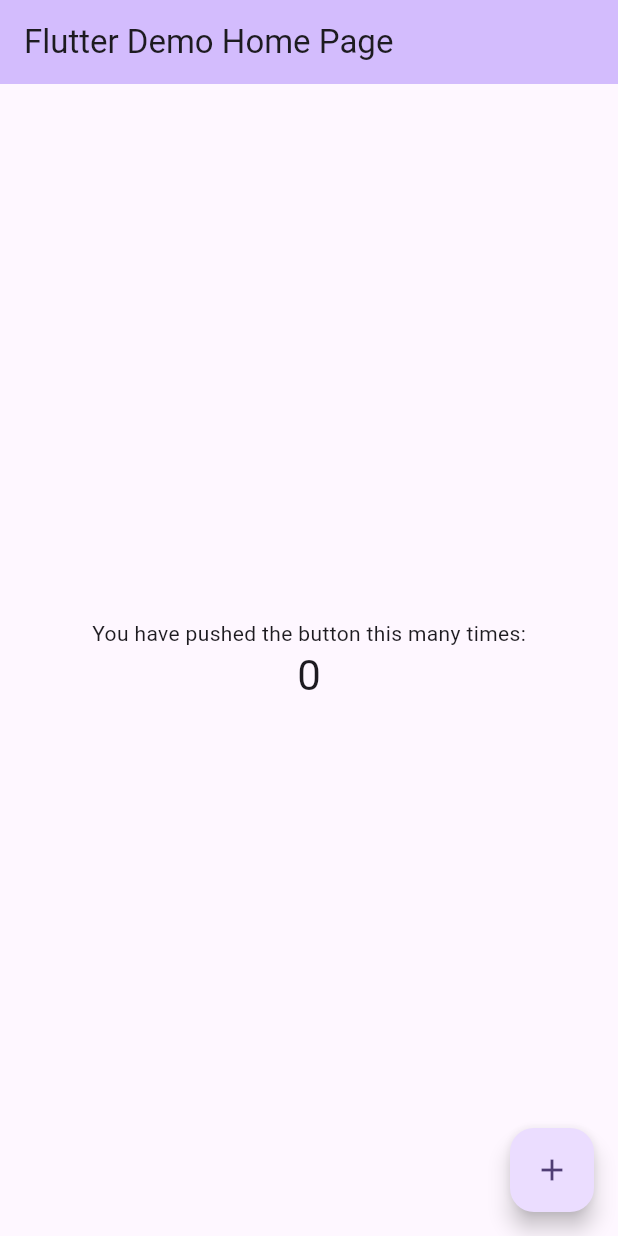
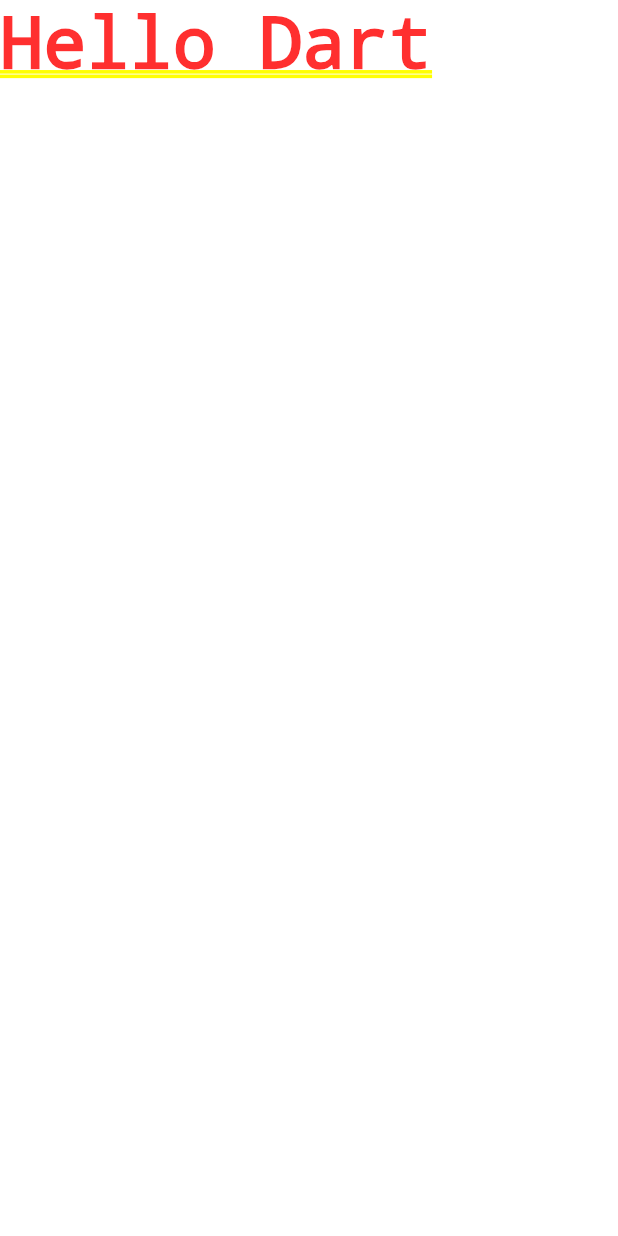
Before and after one commit to shdev96/flutter-dart, a Flutter app: the screen it shows after launch, on a phone screen of 412 x 824 dp. Run offline on Flutter 3.47's test engine with Material 3 defaults, Android fonts, the phone set to English and light mode, and no system bars.

Commit message:
first text

```diff
--- a/lib/main.dart
+++ b/lib/main.dart
@@ -1,125 +1,7 @@
 import 'package:flutter/material.dart';
 
 void main() {
-  runApp(const MyApp());
+  runApp(MaterialApp(
+    home: Text('Hello Dart'),
+  ));
 }
-
-class MyApp extends StatelessWidget {
-  const MyApp({super.key});
-
-  // This widget is the root of your application.
-  @override
-  Widget build(BuildContext context) {
-    return MaterialApp(
-      title: 'Flutter Demo',
-      theme: ThemeData(
-        // This is the theme of your application.
-        //
-        // TRY THIS: Try running your application with "flutter run". You'll see
-        // the application has a purple toolbar. Then, without quitting the app,
-        // try changing the seedColor in the colorScheme below to Colors.green
-        // and then invoke "hot reload" (save your changes or press the "hot
-        // reload" button in a Flutter-supported IDE, or press "r" if you used
-        // the command line to start the app).
-        //
-        // Notice that the counter didn't reset back to zero; the application
-        // state is not lost during the reload. To reset the state, use hot
-        // restart instead.
-        //
-        // This works for code too, not just values: Most code changes can be
-        // tested with just a hot reload.
-        colorScheme: ColorScheme.fromSeed(seedColor: Colors.deepPurple),
-        useMaterial3: true,
-      ),
-      home: const MyHomePage(title: 'Flutter Demo Home Page'),
-    );
-  }
-}
-
-class MyHomePage extends StatefulWidget {
-  const MyHomePage({super.key, required this.title});
-
-  // This widget is the home page of your application. It is stateful, meaning
-  // that it has a State object (defined below) that contains fields that affect
-  // how it looks.
-
-  // This class is the configuration for the state. It holds the values (in this
-  // case the title) provided by the parent (in this case the App widget) and
-  // used by the build method of the State. Fields in a Widget subclass are
-  // always marked "final".
-
-  final String title;
-
-  @override
-  State<MyHomePage> createState() => _MyHomePageState();
-}
-
-class _MyHomePageState extends State<MyHomePage> {
-  int _counter = 0;
-
-  void _incrementCounter() {
-    setState(() {
-      // This call to setState tells the Flutter framework that something has
-      // changed in this State, which causes it to rerun the build method below
-      // so that the display can reflect the updated values. If we changed
-      // _counter without calling setState(), then the build method would not be
-      // called again, and so nothing would appear to happen.
-      _counter++;
-    });
-  }
-
-  @override
-  Widget build(BuildContext context) {
-    // This method is rerun every time setState is called, for instance as done
-    // by the _incrementCounter method above.
-    //
-    // The Flutter framework has been optimized to make rerunning build methods
-    // fast, so that you can just rebuild anything that needs updating rather
-    // than having to individually change instances of widgets.
-    return Scaffold(
-      appBar: AppBar(
-        // TRY THIS: Try changing the color here to a specific color (to
-        // Colors.amber, perhaps?) and trigger a hot reload to see the AppBar
-        // change color while the other colors stay the same.
-        backgroundColor: Theme.of(context).colorScheme.inversePrimary,
-        // Here we take the value from the MyHomePage object that was created by
-        // the App.build method, and use it to set our appbar title.
-        title: Text(widget.title),
-      ),
-      body: Center(
-        // Center is a layout widget. It takes a single child and positions it
-        // in the middle of the parent.
-        child: Column(
-          // Column is also a layout widget. It takes a list of children and
-          // arranges them vertically. By default, it sizes itself to fit its
-          // children horizontally, and tries to be as tall as its parent.
-          //
-          // Column has various properties to control how it sizes itself and
-          // how it positions its children. Here we use mainAxisAlignment to
-          // center the children vertically; the main axis here is the vertical
-          // axis because Columns are vertical (the cross axis would be
-          // horizontal).
-          //
-          // TRY THIS: Invoke "debug painting" (choose the "Toggle Debug Paint"
-          // action in the IDE, or press "p" in the console), to see the
-          // wireframe for each widget.
-          mainAxisAlignment: MainAxisAlignment.center,
-          children: <Widget>[
-            const Text(
-              'You have pushed the button this many times:',
-            ),
-            Text(
-              '$_counter',
-              style: Theme.of(context).textTheme.headlineMedium,
-            ),
-          ],
-        ),
-      ),
-      floatingActionButton: FloatingActionButton(
-        onPressed: _incrementCounter,
-        tooltip: 'Increment',
-        child: const Icon(Icons.add),
-      ), // This trailing comma makes auto-formatting nicer for build methods.
-    );
-  }
-}
```
